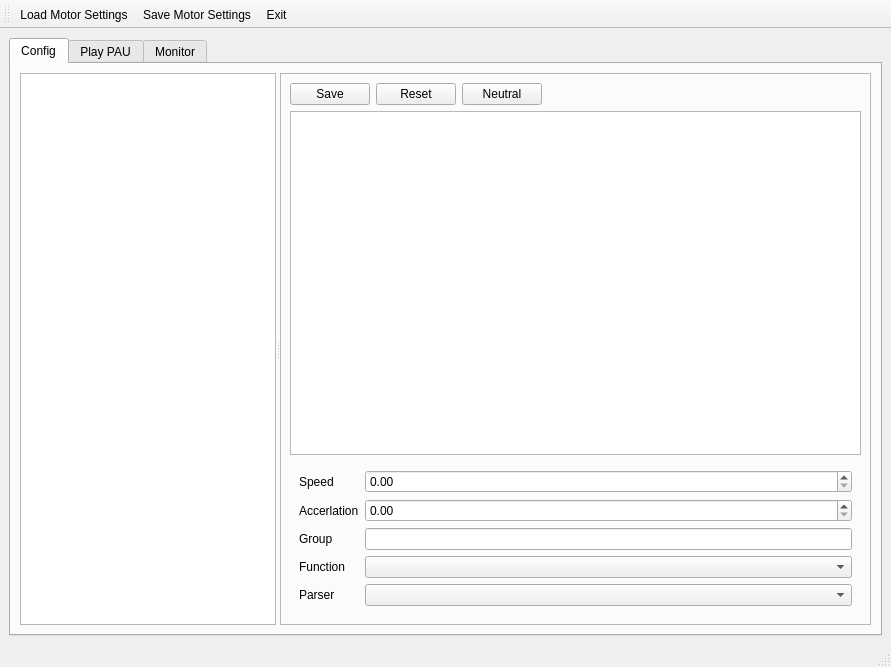
This is ui/mainwindow.ui in wenwei-dev/motor-calibration as Qt 5 draws it before an edit. The edited form follows.
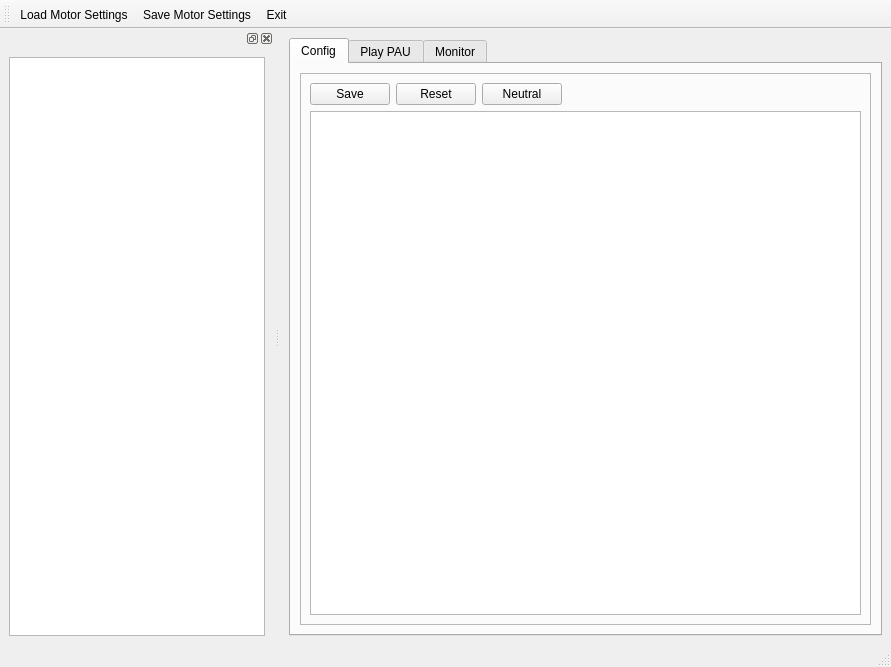
This is the edited form. The open tabs and pages were chosen to show the change. Icons and pictures are not drawn.

Commit message: Show only selected motors

Diff of the .ui file:
```diff
--- a/ui/mainwindow.ui
+++ b/ui/mainwindow.ui
@@ -24,38 +24,8 @@
        <attribute name="title">
         <string>Config</string>
        </attribute>
-       <layout class="QHBoxLayout" name="horizontalLayout_3">
+       <layout class="QVBoxLayout" name="verticalLayout_7">
         <item>
-         <widget class="QSplitter" name="splitter">
-          <property name="orientation">
-           <enum>Qt::Horizontal</enum>
-          </property>
-          <widget class="QTreeView" name="treeView">
-           <property name="sizePolicy">
-            <sizepolicy hsizetype="Preferred" vsizetype="Expanding">
-             <horstretch>0</horstretch>
-             <verstretch>0</verstretch>
-            </sizepolicy>
-           </property>
-           <property name="maximumSize">
-            <size>
-             <width>16777215</width>
-             <height>16777215</height>
-            </size>
-           </property>
-           <property name="contextMenuPolicy">
-            <enum>Qt::CustomContextMenu</enum>
-           </property>
-           <property name="alternatingRowColors">
-            <bool>true</bool>
-           </property>
-           <property name="selectionMode">
-            <enum>QAbstractItemView::ExtendedSelection</enum>
-           </property>
-           <property name="animated">
-            <bool>true</bool>
-           </property>
-          </widget>
           <widget class="QFrame" name="frame">
            <property name="sizePolicy">
             <sizepolicy hsizetype="Expanding" vsizetype="Preferred">
@@ -144,64 +114,7 @@
               </attribute>
              </widget>
             </item>
-            <item>
-             <widget class="QWidget" name="motorPropertyWidget" native="true">
-              <layout class="QGridLayout" name="gridLayout_2">
-               <item row="3" column="1">
-                <widget class="QComboBox" name="comboBox"/>
-               </item>
-               <item row="3" column="0">
-                <widget class="QLabel" name="label_10">
-                 <property name="text">
-                  <string>Function</string>
-                 </property>
-                </widget>
-               </item>
-               <item row="1" column="0">
-                <widget class="QLabel" name="label_8">
-                 <property name="text">
-                  <string>Accerlation</string>
-                 </property>
-                </widget>
-               </item>
-               <item row="0" column="1">
-                <widget class="QDoubleSpinBox" name="doubleSpinBox_4"/>
-               </item>
-               <item row="0" column="0">
-                <widget class="QLabel" name="label_7">
-                 <property name="text">
-                  <string>Speed</string>
-                 </property>
-                </widget>
-               </item>
-               <item row="2" column="0">
-                <widget class="QLabel" name="label_9">
-                 <property name="text">
-                  <string>Group</string>
-                 </property>
-                </widget>
-               </item>
-               <item row="2" column="1">
-                <widget class="QLineEdit" name="lineEdit_4"/>
-               </item>
-               <item row="1" column="1">
-                <widget class="QDoubleSpinBox" name="doubleSpinBox"/>
-               </item>
-               <item row="4" column="0">
-                <widget class="QLabel" name="label_11">
-                 <property name="text">
-                  <string>Parser</string>
-                 </property>
-                </widget>
-               </item>
-               <item row="4" column="1">
-                <widget class="QComboBox" name="comboBox_2"/>
-               </item>
-              </layout>
-             </widget>
-            </item>
-           </layout>
-          </widget>
+          </layout>
          </widget>
         </item>
        </layout>
@@ -523,6 +436,43 @@
    <addaction name="actionSave_Motor_Settings"/>
    <addaction name="actionExit"/>
   </widget>
+  <widget class="QDockWidget" name="dockWidget">
+   <attribute name="dockWidgetArea">
+    <number>1</number>
+   </attribute>
+   <widget class="QWidget" name="dockWidgetContents">
+    <layout class="QVBoxLayout" name="verticalLayout_3">
+     <item>
+      <widget class="QTreeView" name="treeView">
+       <property name="sizePolicy">
+        <sizepolicy hsizetype="Preferred" vsizetype="Expanding">
+         <horstretch>0</horstretch>
+         <verstretch>0</verstretch>
+        </sizepolicy>
+       </property>
+       <property name="maximumSize">
+        <size>
+         <width>16777215</width>
+         <height>16777215</height>
+        </size>
+       </property>
+       <property name="contextMenuPolicy">
+        <enum>Qt::CustomContextMenu</enum>
+       </property>
+       <property name="alternatingRowColors">
+        <bool>true</bool>
+       </property>
+       <property name="selectionMode">
+        <enum>QAbstractItemView::ExtendedSelection</enum>
+       </property>
+       <property name="animated">
+        <bool>true</bool>
+       </property>
+      </widget>
+     </item>
+    </layout>
+   </widget>
+  </widget>
   <action name="actionExit">
    <property name="icon">
     <iconset resource="res/res.qrc">
```
Left out of the diff: 7 changed lines with no effect on the pictures. Lines whose indentation alone changed are shown as unchanged. The commit also changes 3 other files.
